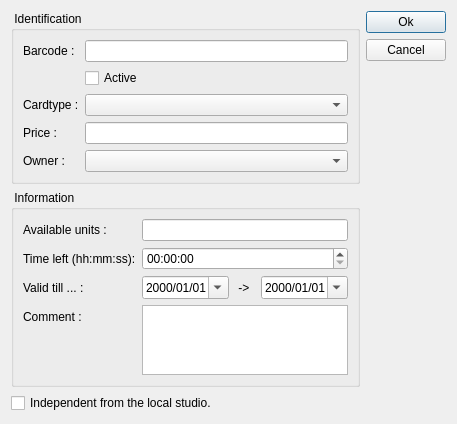
Before: the Qt Designer form client/dlgpatientcardedit.ui in tbikfalvi/Belenus, drawn with Qt 5.
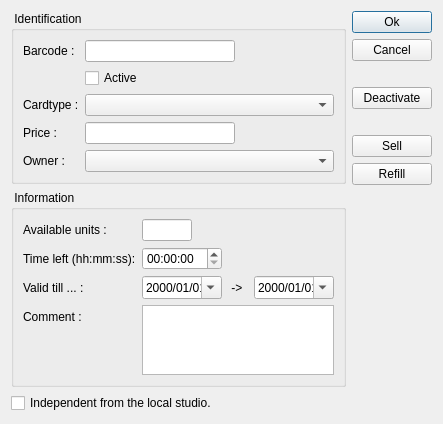
After: the same form once the commit is applied.

```diff
--- a/client/dlgpatientcardedit.ui
+++ b/client/dlgpatientcardedit.ui
@@ -6,7 +6,7 @@
    <rect>
     <x>0</x>
     <y>0</y>
-    <width>440</width>
+    <width>431</width>
     <height>380</height>
    </rect>
   </property>
@@ -30,7 +30,14 @@
          </widget>
         </item>
         <item row="0" column="1">
-         <widget class="QLineEdit" name="ledBarcode"/>
+         <widget class="QLineEdit" name="ledBarcode">
+          <property name="maximumSize">
+           <size>
+            <width>150</width>
+            <height>16777215</height>
+           </size>
+          </property>
+         </widget>
         </item>
         <item row="1" column="0">
          <widget class="QLabel" name="lblSpacer">
@@ -64,7 +71,14 @@
          </widget>
         </item>
         <item row="3" column="1">
-         <widget class="QLineEdit" name="ledPrice"/>
+         <widget class="QLineEdit" name="ledPrice">
+          <property name="maximumSize">
+           <size>
+            <width>150</width>
+            <height>16777215</height>
+           </size>
+          </property>
+         </widget>
         </item>
         <item row="4" column="0">
          <widget class="QLabel" name="lblPatient">
@@ -93,7 +107,14 @@
          </widget>
         </item>
         <item row="0" column="1">
-         <widget class="QLineEdit" name="ledUnits"/>
+         <widget class="QLineEdit" name="ledUnits">
+          <property name="maximumSize">
+           <size>
+            <width>50</width>
+            <height>16777215</height>
+           </size>
+          </property>
+         </widget>
         </item>
         <item row="1" column="0">
          <widget class="QLabel" name="lblTimeLeft">
@@ -104,6 +125,12 @@
         </item>
         <item row="1" column="1">
          <widget class="QTimeEdit" name="teTimeLeft">
+          <property name="maximumSize">
+           <size>
+            <width>80</width>
+            <height>16777215</height>
+           </size>
+          </property>
           <property name="displayFormat">
            <string>hh:mm:ss</string>
           </property>
@@ -120,6 +147,12 @@
          <layout class="QHBoxLayout" name="horizontalLayout_2">
           <item>
            <widget class="QDateEdit" name="deValidDateFrom">
+            <property name="maximumSize">
+             <size>
+              <width>80</width>
+              <height>16777215</height>
+             </size>
+            </property>
             <property name="displayFormat">
              <string>yyyy/MM/dd</string>
             </property>
@@ -149,6 +182,12 @@
           </item>
           <item>
            <widget class="QDateEdit" name="deValidDateTo">
+            <property name="maximumSize">
+             <size>
+              <width>80</width>
+              <height>16777215</height>
+             </size>
+            </property>
             <property name="displayFormat">
              <string>yyyy/MM/dd</string>
             </property>
@@ -157,6 +196,19 @@
             </property>
            </widget>
           </item>
+          <item>
+           <spacer name="horizontalSpacer">
+            <property name="orientation">
+             <enum>Qt::Horizontal</enum>
+            </property>
+            <property name="sizeHint" stdset="0">
+             <size>
+              <width>40</width>
+              <height>20</height>
+             </size>
+            </property>
+           </spacer>
+          </item>
          </layout>
         </item>
         <item row="3" column="0">
@@ -209,6 +261,77 @@
        </property>
       </widget>
      </item>
+     <item>
+      <spacer name="verticalSpacer_2">
+       <property name="orientation">
+        <enum>Qt::Vertical</enum>
+       </property>
+       <property name="sizeType">
+        <enum>QSizePolicy::Fixed</enum>
+       </property>
+       <property name="sizeHint" stdset="0">
+        <size>
+         <width>20</width>
+         <height>20</height>
+        </size>
+       </property>
+      </spacer>
+     </item>
+     <item>
+      <widget class="QPushButton" name="pbDeactivate">
+       <property name="text">
+        <string>Deactivate</string>
+       </property>
+       <property name="iconSize">
+        <size>
+         <width>20</width>
+         <height>20</height>
+        </size>
+       </property>
+      </widget>
+     </item>
+     <item>
+      <spacer name="verticalSpacer_3">
+       <property name="orientation">
+        <enum>Qt::Vertical</enum>
+       </property>
+       <property name="sizeType">
+        <enum>QSizePolicy::Fixed</enum>
+       </property>
+       <property name="sizeHint" stdset="0">
+        <size>
+         <width>20</width>
+         <height>20</height>
+        </size>
+       </property>
+      </spacer>
+     </item>
+     <item>
+      <widget class="QPushButton" name="pbSell">
+       <property name="text">
+        <string>Sell</string>
+       </property>
+       <property name="iconSize">
+        <size>
+         <width>20</width>
+         <height>20</height>
+        </size>
+       </property>
+      </widget>
+     </item>
+     <item>
+      <widget class="QPushButton" name="pbRefill">
+       <property name="text">
+        <string>Refill</string>
+       </property>
+       <property name="iconSize">
+        <size>
+         <width>20</width>
+         <height>20</height>
+        </size>
+       </property>
+      </widget>
+     </item>
      <item>
       <spacer name="verticalSpacer">
        <property name="orientation">
```
